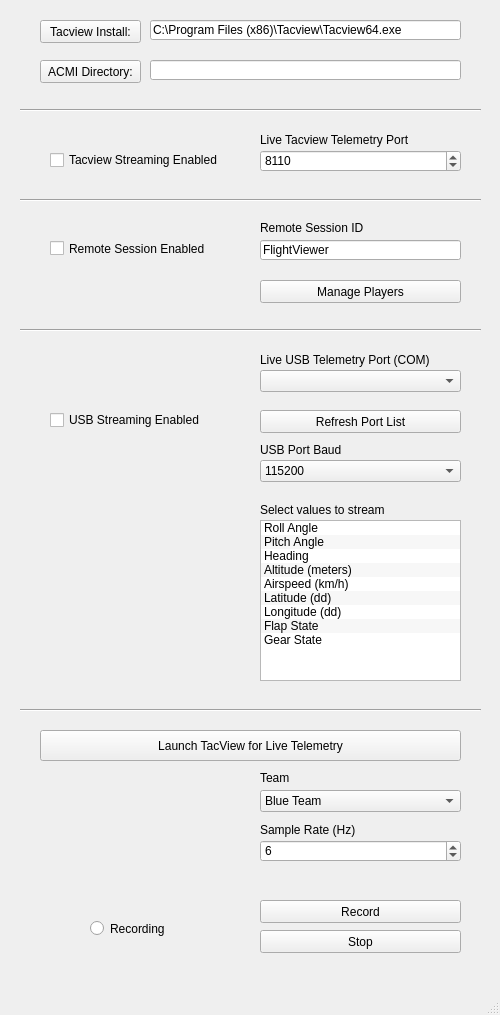
PowerBroker2/Thunder_Viewer, file src/gui.ui: the form before one commit.
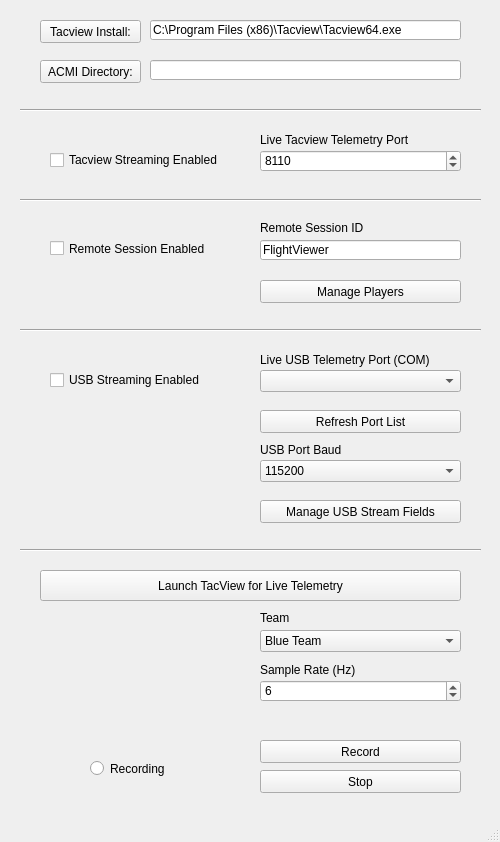
The form after the commit. Icons and pictures are not drawn.

Commit message: Add USB streaming fields manager popup window

```diff
--- a/src/gui.ui
+++ b/src/gui.ui
@@ -7,13 +7,13 @@
     <x>0</x>
     <y>0</y>
     <width>500</width>
-    <height>1015</height>
+    <height>842</height>
    </rect>
   </property>
   <property name="minimumSize">
    <size>
     <width>500</width>
-    <height>1015</height>
+    <height>842</height>
    </size>
   </property>
   <property name="maximumSize">
@@ -47,7 +47,7 @@
     <property name="geometry">
      <rect>
       <x>90</x>
-      <y>920</y>
+      <y>760</y>
       <width>82</width>
       <height>17</height>
      </rect>
@@ -60,7 +60,7 @@
     <property name="geometry">
      <rect>
       <x>260</x>
-      <y>900</y>
+      <y>740</y>
       <width>201</width>
       <height>23</height>
      </rect>
@@ -76,7 +76,7 @@
     <property name="geometry">
      <rect>
       <x>260</x>
-      <y>930</y>
+      <y>770</y>
       <width>201</width>
       <height>23</height>
      </rect>
@@ -166,7 +166,7 @@
     <property name="geometry">
      <rect>
       <x>40</x>
-      <y>730</y>
+      <y>570</y>
       <width>421</width>
       <height>31</height>
      </rect>
@@ -246,7 +246,7 @@
     <property name="geometry">
      <rect>
       <x>50</x>
-      <y>410</y>
+      <y>370</y>
       <width>181</width>
       <height>20</height>
      </rect>
@@ -452,7 +452,7 @@
     <property name="geometry">
      <rect>
       <x>20</x>
-      <y>700</y>
+      <y>540</y>
       <width>461</width>
       <height>20</height>
      </rect>
@@ -478,7 +478,7 @@
     <property name="geometry">
      <rect>
       <x>260</x>
-      <y>790</y>
+      <y>630</y>
       <width>201</width>
       <height>22</height>
      </rect>
@@ -501,7 +501,7 @@
     <property name="geometry">
      <rect>
       <x>260</x>
-      <y>770</y>
+      <y>610</y>
       <width>201</width>
       <height>16</height>
      </rect>
@@ -510,88 +510,11 @@
      <string>Team</string>
     </property>
    </widget>
-   <widget class="QListWidget" name="usb_fields">
-    <property name="geometry">
-     <rect>
-      <x>260</x>
-      <y>520</y>
-      <width>201</width>
-      <height>161</height>
-     </rect>
-    </property>
-    <property name="alternatingRowColors">
-     <bool>true</bool>
-    </property>
-    <property name="selectionMode">
-     <enum>QAbstractItemView::MultiSelection</enum>
-    </property>
-    <property name="sortingEnabled">
-     <bool>false</bool>
-    </property>
-    <item>
-     <property name="text">
-      <string>Roll Angle</string>
-     </property>
-    </item>
-    <item>
-     <property name="text">
-      <string>Pitch Angle</string>
-     </property>
-    </item>
-    <item>
-     <property name="text">
-      <string>Heading</string>
-     </property>
-    </item>
-    <item>
-     <property name="text">
-      <string>Altitude (meters)</string>
-     </property>
-    </item>
-    <item>
-     <property name="text">
-      <string>Airspeed (km/h)</string>
-     </property>
-    </item>
-    <item>
-     <property name="text">
-      <string>Latitude (dd)</string>
-     </property>
-    </item>
-    <item>
-     <property name="text">
-      <string>Longitude (dd)</string>
-     </property>
-    </item>
-    <item>
-     <property name="text">
-      <string>Flap State</string>
-     </property>
-    </item>
-    <item>
-     <property name="text">
-      <string>Gear State</string>
-     </property>
-    </item>
-   </widget>
-   <widget class="QLabel" name="label_7">
-    <property name="geometry">
-     <rect>
-      <x>260</x>
-      <y>500</y>
-      <width>201</width>
-      <height>20</height>
-     </rect>
-    </property>
-    <property name="text">
-     <string>Select values to stream</string>
-    </property>
-   </widget>
    <widget class="QSpinBox" name="sample_rate">
     <property name="geometry">
      <rect>
       <x>260</x>
-      <y>840</y>
+      <y>680</y>
       <width>201</width>
       <height>22</height>
      </rect>
@@ -613,7 +536,7 @@
     <property name="geometry">
      <rect>
       <x>260</x>
-      <y>820</y>
+      <y>660</y>
       <width>201</width>
       <height>20</height>
      </rect>
@@ -638,6 +561,22 @@
      <string>Manage Players</string>
     </property>
    </widget>
+   <widget class="QPushButton" name="manage_usb_fields">
+    <property name="geometry">
+     <rect>
+      <x>260</x>
+      <y>500</y>
+      <width>201</width>
+      <height>23</height>
+     </rect>
+    </property>
+    <property name="toolTip">
+     <string>Refresh list of available USB device COM ports</string>
+    </property>
+    <property name="text">
+     <string>Manage USB Stream Fields</string>
+    </property>
+   </widget>
   </widget>
   <widget class="QMenuBar" name="menubar">
    <property name="geometry">
```
The commit also changes 8 other files.
